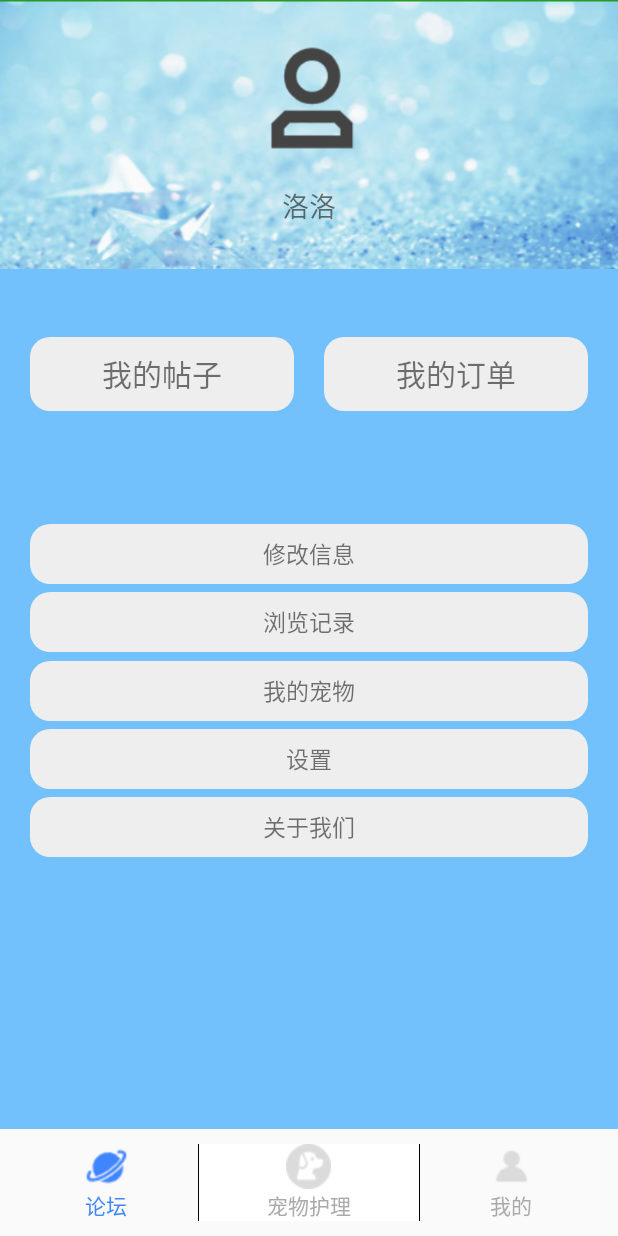
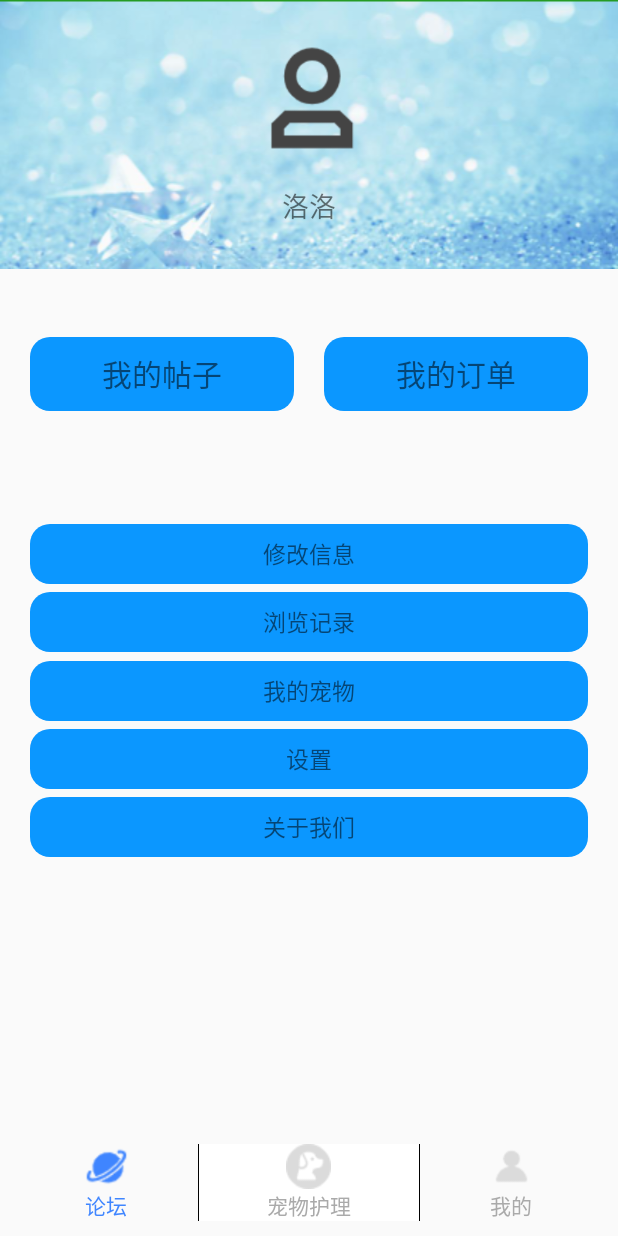
Before and after one commit to yangzhenhe111/ChongBao, an Android app: the fragment MyFragment placed in its activity, on a phone screen of 412 x 824 dp. Run offline under Robolectric (Android 15) with nearby library versions, the phone set to English and light mode, and no system bars; our stand-ins replace CircleImageView; libraries missing offline, so code that uses them is left out: com.baidu.location, com.baidu.mapapi, com.youth.banner; 7 statements that could not run were skipped.

Commit message:
新增java

```diff
--- a/app/src/main/res/drawable/button.xml
+++ b/app/src/main/res/drawable/button.xml
@@ -3,7 +3,7 @@
     android:shape="rectangle">
 
     <!-- 填充的颜色 -->
-    <solid android:color="#eeeeee"/>
+    <solid android:color="#0B97FF"/>
     <!-- 设置按钮的四个角为弧形 -->
     <!-- android:radius 弧形的半径 -->
     <corners android:radius="20px"/>
--- a/app/src/main/res/layout/activity_edit_info.xml
+++ b/app/src/main/res/layout/activity_edit_info.xml
@@ -12,7 +12,7 @@
         app:navigationIcon="@drawable/nav">
 
         <TextView
-            android:layout_width="250dp"
+            android:layout_width="240dp"
             android:layout_height="match_parent"
             android:gravity="center"
             android:text="编辑个人信息"
--- a/app/src/main/res/layout/activity_post.xml
+++ b/app/src/main/res/layout/activity_post.xml
@@ -14,7 +14,7 @@
             android:layout_width="240dp"
             android:layout_height="match_parent"
             android:gravity="center"
-            android:text="我的帖子"
+            android:text="帖子"
             android:textColor="@color/black"
             android:textSize="18sp"
             android:textStyle="bold" />
--- a/app/src/main/res/layout/fragment_my.xml
+++ b/app/src/main/res/layout/fragment_my.xml
@@ -1,5 +1,6 @@
 <?xml version="1.0" encoding="utf-8"?>
-<LinearLayout android:background="#900B97FF"
+<LinearLayout
+
     android:id="@+id/tab3"
     android:layout_width="match_parent"
     android:layout_height="match_parent"
```
